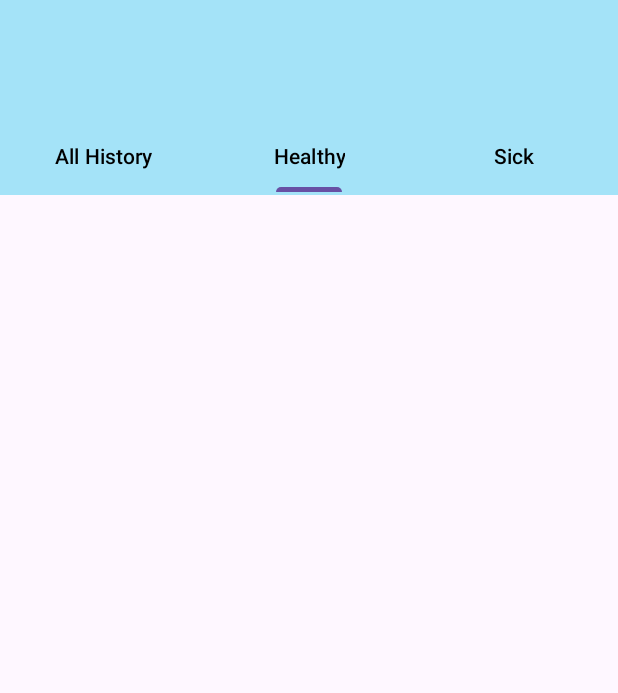
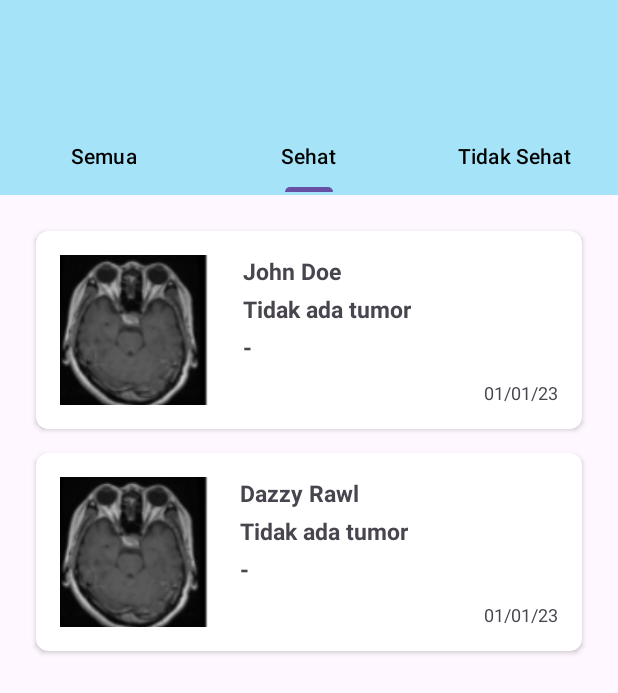
Before and after one commit to BrainHealth-Alpro/BrainHealth-MD, an Android app: the screen it shows after launch (HistoryActivity), tab 2 chosen, on a phone screen of 412 x 824 dp. Shown: the top 693 px of the screen. Run offline under Robolectric (Android 15) with nearby library versions, the phone set to English and light mode, and no system bars.

Commit message:
add : fragment all history, result, and sick

```diff
--- a/app/src/main/java/com/example/brainhealth/adapter/ItemRowAdapter.kt
+++ b/app/src/main/java/com/example/brainhealth/adapter/ItemRowAdapter.kt
@@ -1,31 +1,44 @@
 package com.example.brainhealth.adapter
 
+import android.content.Context
 import android.view.LayoutInflater
 import android.view.View
 import android.view.ViewGroup
+import android.widget.ImageView
 import android.widget.TextView
 import androidx.cardview.widget.CardView
 import androidx.recyclerview.widget.RecyclerView
 import com.example.brainhealth.R
+import com.example.brainhealth.di.db.HistoryData
 
-class ItemRowAdapter() :
+class ItemRowAdapter(private val context: Context, private val items: List<HistoryData>) :
     RecyclerView.Adapter<ItemRowAdapter.ItemRowViewHolder>() {
-    class ItemRowViewHolder(view: View) : RecyclerView.ViewHolder(view) {
+
+    private val inflater: LayoutInflater = LayoutInflater.from(context)
+    private val dummyImg = R.drawable.otak
+
+    inner class ItemRowViewHolder(view: View) : RecyclerView.ViewHolder(view) {
         val tvName: TextView = view.findViewById(R.id.tvName)
-        val rvImages: RecyclerView = view.findViewById(R.id.imgHistory)
+        val imgHistory: ImageView = view.findViewById(R.id.imgHistory)
+        val tvResult: TextView = view.findViewById(R.id.tvResult)
+        val tvDesc: TextView = view.findViewById(R.id.tvDesc)
         val cardView: CardView = view.findViewById(R.id.cardView)
     }
 
     override fun onCreateViewHolder(parent: ViewGroup, viewType: Int): ItemRowViewHolder {
-        val view = LayoutInflater.from(parent.context).inflate(R.layout.item_history, parent, false)
+        val view = inflater.inflate(R.layout.item_history, parent, false)
         return ItemRowViewHolder(view)
     }
 
-    override fun onBindViewHolder(holder: ItemRowAdapter.ItemRowViewHolder, position: Int) {
-        TODO("Not yet implemented")
+    override fun onBindViewHolder(holder: ItemRowViewHolder, position: Int) {
+        val currentItem = items[position]
+        holder.tvName.text = currentItem.name
+        holder.tvResult.text = currentItem.result
+        holder.tvDesc.text = currentItem.description
+        holder.imgHistory.setImageResource(dummyImg)
     }
 
     override fun getItemCount(): Int {
-        TODO("Not yet implemented")
+        return items.size
     }
 }
--- /dev/null
+++ b/app/src/main/java/com/example/brainhealth/di/PredictResponse.kt
@@ -0,0 +1,5 @@
+package com.example.brainhealth.di
+
+data class PredictResponse(
+    val result: String
+)
--- /dev/null
+++ b/app/src/main/java/com/example/brainhealth/di/db/HistoryData.kt
@@ -0,0 +1,7 @@
+package com.example.brainhealth.di.db
+
+data class HistoryData(
+    val name: String,
+    val result: String,
+    val description: String,
+)
--- a/app/src/main/java/com/example/brainhealth/history/AllHistoryFragment.kt
+++ b/app/src/main/java/com/example/brainhealth/history/AllHistoryFragment.kt
@@ -5,15 +5,41 @@ import androidx.fragment.app.Fragment
 import android.view.LayoutInflater
 import android.view.View
 import android.view.ViewGroup
+import androidx.recyclerview.widget.LinearLayoutManager
 import com.example.brainhealth.R
+import com.example.brainhealth.adapter.ItemRowAdapter
+import com.example.brainhealth.databinding.FragmentAllHistoryBinding
+import com.example.brainhealth.di.db.HistoryData
 
 class AllHistoryFragment : Fragment() {
+
+    private lateinit var binding: FragmentAllHistoryBinding
 
     override fun onCreateView(
         inflater: LayoutInflater, container: ViewGroup?,
         savedInstanceState: Bundle?
-    ): View? {
-        // Inflate the layout for this fragment
-        return inflater.inflate(R.layout.fragment_all_history, container, false)
+    ): View {
+        binding = FragmentAllHistoryBinding.inflate(inflater, container, false)
+        val view = binding.root
+
+        setupRecyclerView()
+
+        return view
+    }
+
+    private fun setupRecyclerView() {
+        val staticData = createStaticData()
+        val adapter = ItemRowAdapter(requireContext(), staticData)
+        binding.rvAllHistory.adapter = adapter
+        binding.rvAllHistory.layoutManager = LinearLayoutManager(requireContext())
+    }
+
+    private fun createStaticData(): List<HistoryData> {
+        return listOf(
+            HistoryData("John Doe", "Tidak ada tumor", "-"),
+            HistoryData("Jane Smith", "Terdapat tumor terdeteksi", "Glioma"),
+            HistoryData("Michael Brown", "Terdapat tumor terdeteksi", "Miningioma"),
+            HistoryData("Dazzy Rawl", "Tidak ada tumor", "-")
+        )
     }
 }
--- a/app/src/main/java/com/example/brainhealth/history/HealthyFragment.kt
+++ b/app/src/main/java/com/example/brainhealth/history/HealthyFragment.kt
@@ -5,15 +5,46 @@ import androidx.fragment.app.Fragment
 import android.view.LayoutInflater
 import android.view.View
 import android.view.ViewGroup
+import androidx.recyclerview.widget.LinearLayoutManager
 import com.example.brainhealth.R
+import com.example.brainhealth.adapter.ItemRowAdapter
+import com.example.brainhealth.databinding.FragmentHealthyBinding
+import com.example.brainhealth.di.db.HistoryData
 
 class HealthyFragment : Fragment() {
+
+    private lateinit var binding: FragmentHealthyBinding
 
     override fun onCreateView(
         inflater: LayoutInflater, container: ViewGroup?,
         savedInstanceState: Bundle?
-    ): View? {
-        // Inflate the layout for this fragment
-        return inflater.inflate(R.layout.fragment_healthy, container, false)
+    ): View {
+        binding = FragmentHealthyBinding.inflate(inflater, container, false)
+        val view = binding.root
+
+        setupRecyclerView()
+
+        return view
+    }
+
+    private fun setupRecyclerView() {
+        val healthyData = filterHealthyData()
+        val adapter = ItemRowAdapter(requireContext(), healthyData)
+        binding.rvHealthy.adapter = adapter
+        binding.rvHealthy.layoutManager = LinearLayoutManager(requireContext())
+    }
+
+    private fun filterHealthyData(): List<HistoryData> {
+        val allData = createStaticData()
+        return allData.filter { it.result == "Tidak ada tumor" }
+    }
+
+    private fun createStaticData(): List<HistoryData> {
+        return listOf(
+            HistoryData("John Doe", "Tidak ada tumor", "-"),
+            HistoryData("Jane Smith", "Terdapat tumor terdeteksi", "Glioma"),
+            HistoryData("Michael Brown", "Terdapat tumor terdeteksi", "Miningioma"),
+            HistoryData("Dazzy Rawl", "Tidak ada tumor", "-")
+        )
     }
 }
--- a/app/src/main/java/com/example/brainhealth/history/HistoryActivity.kt
+++ b/app/src/main/java/com/example/brainhealth/history/HistoryActivity.kt
@@ -21,9 +21,9 @@ class HistoryActivity : AppCompatActivity() {
 
     private fun tabs() {
         val adapter = ViewPagerAdapter(supportFragmentManager)
-        adapter.addFragment(AllHistoryFragment(), "All History")
-        adapter.addFragment(HealthyFragment(), "Healthy")
-        adapter.addFragment(SickFragment(),"Sick")
+        adapter.addFragment(AllHistoryFragment(), "Semua")
+        adapter.addFragment(HealthyFragment(), "Sehat")
+        adapter.addFragment(SickFragment(),"Tidak Sehat")
 
         binding.vpHistory.adapter = adapter
         binding.tabHistory.setupWithViewPager(binding.vpHistory)
--- a/app/src/main/java/com/example/brainhealth/history/SickFragment.kt
+++ b/app/src/main/java/com/example/brainhealth/history/SickFragment.kt
@@ -5,15 +5,46 @@ import androidx.fragment.app.Fragment
 import android.view.LayoutInflater
 import android.view.View
 import android.view.ViewGroup
+import androidx.recyclerview.widget.LinearLayoutManager
 import com.example.brainhealth.R
+import com.example.brainhealth.adapter.ItemRowAdapter
+import com.example.brainhealth.databinding.FragmentSickBinding
+import com.example.brainhealth.di.db.HistoryData
 
 class SickFragment : Fragment() {
+
+    private lateinit var binding: FragmentSickBinding
 
     override fun onCreateView(
         inflater: LayoutInflater, container: ViewGroup?,
         savedInstanceState: Bundle?
-    ): View? {
-        // Inflate the layout for this fragment
-        return inflater.inflate(R.layout.fragment_sick, container, false)
+    ): View {
+        binding = FragmentSickBinding.inflate(inflater, container, false)
+        val view = binding.root
+
+        setupRecyclerView()
+
+        return view
+    }
+
+    private fun setupRecyclerView() {
+        val sickData = filterSickData()
+        val adapter = ItemRowAdapter(requireContext(), sickData)
+        binding.rvSick.adapter = adapter
+        binding.rvSick.layoutManager = LinearLayoutManager(requireContext())
+    }
+
+    private fun filterSickData(): List<HistoryData> {
+        val allData = createStaticData()
+        return allData.filter { it.result == "Terdapat tumor terdeteksi" }
+    }
+
+    private fun createStaticData(): List<HistoryData> {
+        return listOf(
+            HistoryData("John Doe", "Tidak ada tumor", "-"),
+            HistoryData("Jane Smith", "Terdapat tumor terdeteksi", "Glioma"),
+            HistoryData("Michael Brown", "Terdapat tumor terdeteksi", "Miningioma"),
+            HistoryData("Dazzy Rawl", "Tidak ada tumor", "-")
+        )
     }
 }
--- a/app/src/main/res/layout/fragment_all_history.xml
+++ b/app/src/main/res/layout/fragment_all_history.xml
@@ -7,6 +7,7 @@
     tools:context=".history.AllHistoryFragment">
 
     <androidx.recyclerview.widget.RecyclerView
+        android:id="@+id/rvAllHistory"
         android:layout_width="match_parent"
         android:layout_height="match_parent" />
 
--- a/app/src/main/res/layout/fragment_healthy.xml
+++ b/app/src/main/res/layout/fragment_healthy.xml
@@ -7,6 +7,7 @@
     tools:context=".history.HealthyFragment">
 
     <androidx.recyclerview.widget.RecyclerView
+        android:id="@+id/rvHealthy"
         android:layout_width="match_parent"
         android:layout_height="match_parent" />
 
--- a/app/src/main/res/layout/fragment_sick.xml
+++ b/app/src/main/res/layout/fragment_sick.xml
@@ -7,6 +7,7 @@
     tools:context=".history.SickFragment">
 
     <androidx.recyclerview.widget.RecyclerView
+        android:id="@+id/rvSick"
         android:layout_width="match_parent"
         android:layout_height="match_parent" />
 
--- a/app/src/main/res/layout/item_history.xml
+++ b/app/src/main/res/layout/item_history.xml
@@ -61,6 +61,15 @@
             app:layout_constraintStart_toStartOf="@+id/tvResult"
             app:layout_constraintTop_toBottomOf="@+id/tvResult"
             tools:text="Jenis Tumor" />
+
+        <TextView
+            android:layout_width="wrap_content"
+            android:layout_height="wrap_content"
+            android:text="01/01/23"
+            android:textSize="12sp"
+            app:layout_constraintBottom_toBottomOf="parent"
+            app:layout_constraintEnd_toEndOf="parent"
+            tools:ignore="MissingConstraints,SmallSp" />
     </androidx.constraintlayout.widget.ConstraintLayout>
 
 </androidx.cardview.widget.CardView>
```
Also changed, not shown: app/src/main/res/drawable/otak.png (added).
